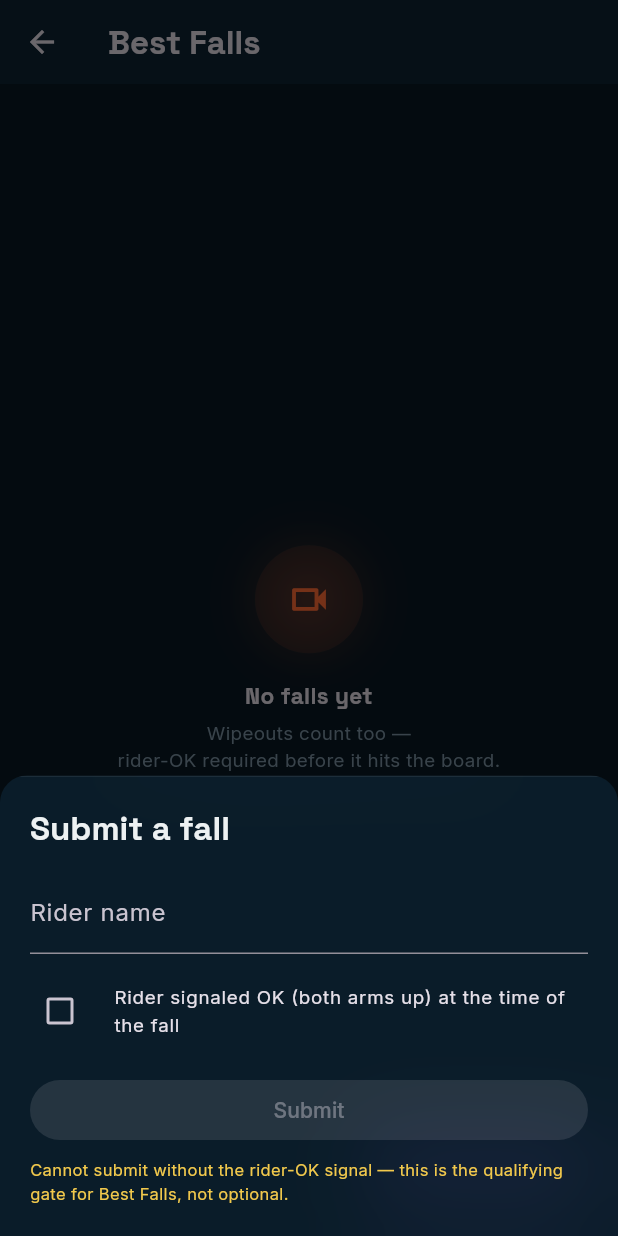
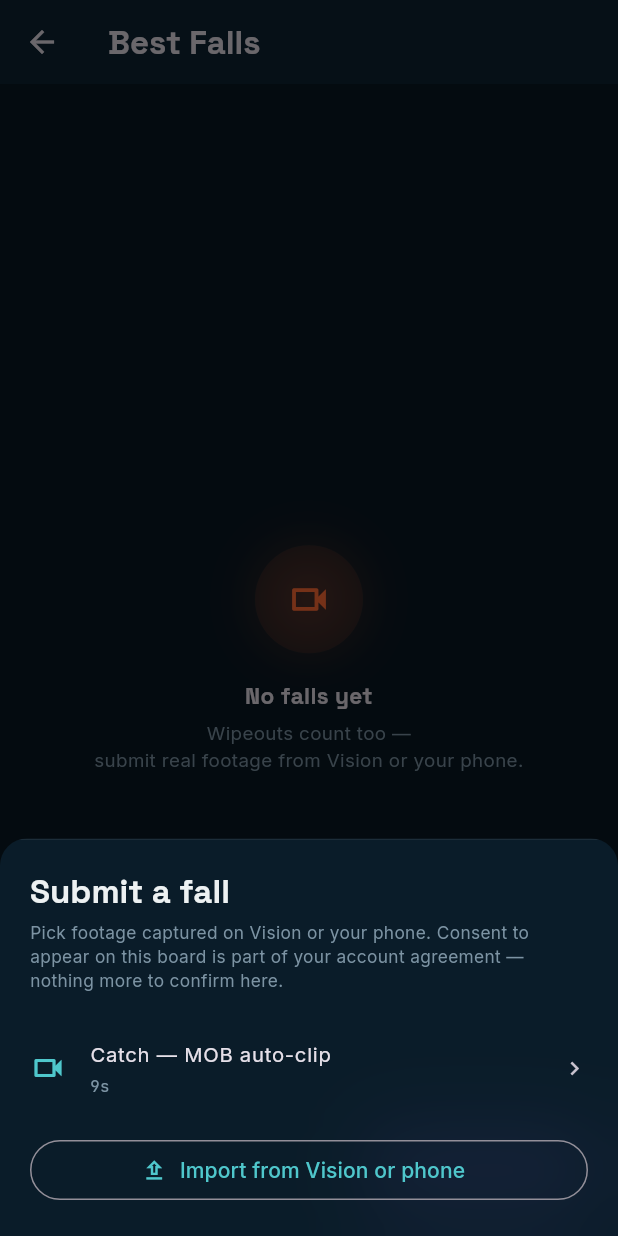
Before and after one commit to Bleebitz/binnacle-connect-app, a Flutter app: the BestFallsScreen screen opened directly with empty values, after a tap on "Submit a fall", on a phone screen of 412 x 824 dp. Run offline on Flutter 3.47's test engine with Material 3 defaults, Android fonts, the phone set to English and light mode, and no system bars; our stand-ins replace google_fonts.

Commit message:
Replace Best Falls' checkbox self-report with real-footage submission
Submission used to be a free-typed rider name plus a self-ticked "rider
signaled OK (both arms up)" checkbox — anyone could claim anything with no
connection to what actually happened on the water, and it duplicated
consent that has no business being re-asked per submission.

Submission is now picking real captured footage: an existing ClipKind.fall
clip already in the Library, or "Import from Vision or phone" for footage
that isn't there yet (ClipRepository.importFallClip(), the same demo-only
device/gallery stand-in pattern as addFromCapture). Tapping a clip submits
immediately — no separate form, since consent to appear on this board now
lives in the account-level user agreement made at sign-up, not re-litigated
per submission.

FallEntry's riderOkSignaled boolean is replaced with sourceClipId — an
entry structurally cannot exist without a real clip behind it
(MissingSourceClip is the new backstop exception, same role as the old
MissingRiderOkSignal). The board now shows "Verified capture · <clip
title>" so entries trace back to real footage, and the rider name comes
from the clip's actual riderId rather than a typed string.

Co-Authored-By: Claude Sonnet 5 <noreply@anthropic.com>

```diff
--- a/flutter_app/lib/core/models/fall_entry.dart
+++ b/flutter_app/lib/core/models/fall_entry.dart
@@ -1,22 +1,25 @@
 // Best Falls leaderboard. Community-scored, with a real safety rule this
 // model enforces structurally rather than just documenting:
 //
-//   "Any clip showing a fall that caused injury, or where the rider did not
-//    signal OK, is removed. The both-arms-up 'rider OK' hand signal is the
-//    qualifying gate."
+//   "Any clip showing a fall that caused injury is removed."
 //
-// Two separate mechanisms, matching the two clauses above:
-//   1. QUALIFYING GATE, at submission. FallRepository.submit() REJECTS an
-//      entry outright if riderOkSignaled is false — it never enters the
-//      list at all. This mirrors how King of Wake's entry sheet disables
-//      Submit until a speed lands in a valid class: the invalid case can't
-//      be constructed in the first place, not merely hidden in the UI.
-//   2. POST-HOC REMOVAL, for a genuine injury discovered later. Modeled as
-//      a soft-remove (injuryFlagged = true), not a hard delete — consistent
-//      with the evidence-continuity discipline used throughout this project
-//      (nothing gets silently deleted; a removed entry stays visible as
-//      removed, with the reason, rather than vanishing). Flagged entries
-//      are excluded from the ranked board and shown separately.
+// This used to also gate submission on a second, in-app "rider signaled OK
+// (both arms up)" checkbox the SUBMITTER manually ticked next to a
+// free-typed rider name — i.e. anyone could claim anything, with no
+// connection to what actually happened on the water, and it duplicated
+// consent that belongs at account creation, not re-litigated per
+// submission. Fixed per product direction: submission now requires a real
+// captured clip (Vision or phone — see sourceClipId), and consent to
+// appear on this board lives in the account-level user agreement made at
+// sign-up (see the consent design doc in Drive), not an in-app checkbox.
+//
+// The safety mechanism that remains:
+//   POST-HOC REMOVAL, for a genuine injury discovered later. Modeled as a
+//   soft-remove (injuryFlagged = true), not a hard delete — consistent
+//   with the evidence-continuity discipline used throughout this project
+//   (nothing gets silently deleted; a removed entry stays visible as
+//   removed, with the reason, rather than vanishing). Flagged entries are
+//   excluded from the ranked board and shown separately.
 
 import 'package:flutter/foundation.dart';
 
@@ -24,7 +27,7 @@ class FallEntry {
   final String id;
   final String riderId;
   final String riderName;
-  final bool riderOkSignaled; // the qualifying gate itself
+  final String sourceClipId; // the real captured footage this entry is built from
   final int fireVotes;
   final int stokeVotes;
   final bool injuryFlagged;
@@ -34,7 +37,7 @@ class FallEntry {
     required this.id,
     required this.riderId,
     required this.riderName,
-    required this.riderOkSignaled,
+    required this.sourceClipId,
     this.fireVotes = 0,
     this.stokeVotes = 0,
     this.injuryFlagged = false,
@@ -45,7 +48,7 @@ class FallEntry {
 
   FallEntry copyWith({int? fireVotes, int? stokeVotes, bool? injuryFlagged}) => FallEntry(
         id: id, riderId: riderId, riderName: riderName,
-        riderOkSignaled: riderOkSignaled,
+        sourceClipId: sourceClipId,
         fireVotes: fireVotes ?? this.fireVotes,
         stokeVotes: stokeVotes ?? this.stokeVotes,
         injuryFlagged: injuryFlagged ?? this.injuryFlagged,
@@ -53,15 +56,16 @@ class FallEntry {
       );
 }
 
-/// Thrown when submit() is called for an entry that never had the rider-OK
-/// signal. The caller should not be able to reach this in normal UI flow —
-/// the entry sheet disables submission until the signal is confirmed — but
-/// the repository refuses it independently, the same "don't rely on the UI
-/// alone" discipline used for role enforcement in control_channel_service.
-class MissingRiderOkSignal implements Exception {
+/// Thrown when submit() is called for an entry with no real source clip.
+/// The caller should not be able to reach this in normal UI flow — the
+/// entry sheet only ever offers real clips to pick from, or a fresh import
+/// — but the repository refuses it independently, the same "don't rely on
+/// the UI alone" discipline used for role enforcement in
+/// control_channel_service.
+class MissingSourceClip implements Exception {
   @override
-  String toString() => 'MissingRiderOkSignal: cannot submit a Best Falls '
-      'entry without the rider-OK hand signal confirmed at capture.';
+  String toString() => 'MissingSourceClip: cannot submit a Best Falls entry '
+      'without a real captured clip (Vision or phone) behind it.';
 }
 
 class FallRepository extends ChangeNotifier {
@@ -69,8 +73,8 @@ class FallRepository extends ChangeNotifier {
   List<FallEntry> get entries => List.unmodifiable(_entries);
 
   void submit(FallEntry e) {
-    if (!e.riderOkSignaled) {
-      throw MissingRiderOkSignal();
+    if (e.sourceClipId.isEmpty) {
+      throw MissingSourceClip();
     }
     _entries.add(e);
     notifyListeners();
--- a/flutter_app/lib/ui/screens/best_falls_screen.dart
+++ b/flutter_app/lib/ui/screens/best_falls_screen.dart
@@ -1,14 +1,16 @@
 import 'package:flutter/material.dart';
+import 'package:provider/provider.dart';
+import '../../core/models/clip.dart' show Clip, ClipKind;
 import '../../core/models/fall_entry.dart';
 import '../theme/binnacle_theme.dart';
 import '../widgets/empty_state.dart';
 import '../widgets/glass_sheet.dart';
+import 'library_screen.dart' show ClipRepository;
 
-/// Best Falls. Two-part safety rule enforced by fall_entry.dart's
-/// FallRepository, not just by this UI — see that file's module comment.
-/// This screen's job is to make both parts visible: the entry sheet cannot
-/// be submitted without the rider-OK checkbox, and removed-for-injury
-/// entries stay visible in their own section rather than disappearing.
+/// Best Falls. Submission requires a real captured clip (Vision or phone —
+/// see fall_entry.dart's module comment for why the old free-typed-name-
+/// plus-checkbox flow is gone), and removed-for-injury entries stay visible
+/// in their own section rather than disappearing.
 class BestFallsScreen extends StatefulWidget {
   final FallRepository repository;
   const BestFallsScreen({super.key, required this.repository});
@@ -20,6 +22,14 @@ class BestFallsScreen extends StatefulWidget {
 class _BestFallsScreenState extends State<BestFallsScreen> {
   @override
   Widget build(BuildContext context) {
+    final clips = context.watch<ClipRepository>().clips;
+    String? clipTitle(String clipId) {
+      for (final c in clips) {
+        if (c.id == clipId) return c.title;
+      }
+      return null; // the source clip was deleted from the Library — entry still stands
+    }
+
     return AnimatedBuilder(
       animation: widget.repository,
       builder: (context, _) {
@@ -34,6 +44,7 @@ class _BestFallsScreenState extends State<BestFallsScreen> {
                   children: [
                     ...ranked.map((e) => _FallCard(
                           entry: e,
+                          sourceClipTitle: clipTitle(e.sourceClipId),
                           onVote: (fire, stoke) =>
                               widget.repository.vote(e.id, fire: fire, stoke: stoke),
                           onReportInjury: () => _confirmReportInjury(context, e.id),
@@ -44,7 +55,12 @@ class _BestFallsScreenState extends State<BestFallsScreen> {
                         child: Text('REMOVED — INJURY REPORTED',
                             style: TextStyle(color: BinnacleColors.orange, fontSize: 11)),
                       ),
-                      ...removed.map((e) => _FallCard(entry: e, onVote: null, onReportInjury: null)),
+                      ...removed.map((e) => _FallCard(
+                            entry: e,
+                            sourceClipTitle: clipTitle(e.sourceClipId),
+                            onVote: null,
+                            onReportInjury: null,
+                          )),
                     ],
                   ],
                 ),
@@ -92,9 +108,15 @@ class _BestFallsScreenState extends State<BestFallsScreen> {
 
 class _FallCard extends StatelessWidget {
   final FallEntry entry;
+  final String? sourceClipTitle;
   final void Function(bool fire, bool stoke)? onVote;
   final VoidCallback? onReportInjury;
-  const _FallCard({required this.entry, required this.onVote, required this.onReportInjury});
+  const _FallCard({
+    required this.entry,
+    required this.sourceClipTitle,
+    required this.onVote,
+    required this.onReportInjury,
+  });
 
   @override
   Widget build(BuildContext context) {
@@ -113,9 +135,15 @@ class _FallCard extends StatelessWidget {
             children: [
               Text(entry.riderName, style: Theme.of(context).textTheme.titleMedium),
               Row(children: [
-                const Icon(Icons.check_circle_outline, size: 12, color: BinnacleColors.tealBright),
+                const Icon(Icons.videocam_outlined, size: 12, color: BinnacleColors.tealBright),
                 const SizedBox(width: 4),
-                Text('Rider OK signaled', style: BinnacleTheme.mono(size: 10, color: BinnacleColors.tealBright)),
+                Expanded(
+                  child: Text(
+                    sourceClipTitle == null ? 'Verified capture' : 'Verified capture · $sourceClipTitle',
+                    style: BinnacleTheme.mono(size: 10, color: BinnacleColors.tealBright),
+                    overflow: TextOverflow.ellipsis,
+                  ),
+                ),
               ]),
             ],
           ),
@@ -155,26 +183,19 @@ class _VoteBtn extends StatelessWidget {
       );
 }
 
-class _EntrySheet extends StatefulWidget {
+/// Submission is picking real footage, not filling out a form: a free-typed
+/// rider name plus a self-ticked "rider signaled OK" checkbox let anyone
+/// claim anything with no connection to what actually happened on the
+/// water. Consent to appear on this board is part of the account-level
+/// user agreement made at sign-up — nothing to re-confirm here.
+class _EntrySheet extends StatelessWidget {
   final FallRepository repository;
   const _EntrySheet({required this.repository});
 
   @override
-  State<_EntrySheet> createState() => _EntrySheetState();
-}
+  Widget build(BuildContext context) {
+    final clips = context.watch<ClipRepository>().clips.where((c) => c.kind == ClipKind.fall).toList();
 
-class _EntrySheetState extends State<_EntrySheet> {
-  final _name = TextEditingController();
-  bool _riderOk = false;
-
-  @override
-  void dispose() {
-    _name.dispose();
-    super.dispose();
-  }
-
-  @override
-  Widget build(BuildContext context) {
     return Padding(
       padding: EdgeInsets.only(
           left: 20, right: 20, top: 20, bottom: MediaQuery.of(context).viewInsets.bottom + 20),
@@ -183,71 +204,70 @@ class _EntrySheetState extends State<_EntrySheet> {
         crossAxisAlignment: CrossAxisAlignment.start,
         children: [
           Text('Submit a fall', style: Theme.of(context).textTheme.titleLarge),
+          const SizedBox(height: 6),
+          Text(
+            'Pick footage captured on Vision or your phone. Consent to appear '
+            'on this board is part of your account agreement — nothing more '
+            'to confirm here.',
+            style: TextStyle(color: BinnacleColors.slate, fontSize: 11.5, height: 1.4),
+          ),
           const SizedBox(height: 14),
-          TextField(controller: _name, decoration: const InputDecoration(labelText: 'Rider name')),
-          const SizedBox(height: 10),
-          // The safety gate. Unticking this must be the ONLY way this entry
-          // is missing riderOkSignaled — there is no other path to Submit.
-          CheckboxListTile(
-            contentPadding: EdgeInsets.zero,
-            controlAffinity: ListTileControlAffinity.leading,
-            value: _riderOk,
-            // setState here is what makes the Submit button below actually
-            // react to the checkbox — the exact bug class caught and fixed
-            // in Top Tricks' entry sheet, applied here before it could ship
-            // broken a second time.
-            onChanged: (v) => setState(() => _riderOk = v ?? false),
-            title: const Text(
-              'Rider signaled OK (both arms up) at the time of the fall',
-              style: TextStyle(fontSize: 12.5),
+          if (clips.isEmpty)
+            Padding(
+              padding: const EdgeInsets.symmetric(vertical: 8),
+              child: Text('No fall footage in your Library yet.',
+                  style: TextStyle(color: BinnacleColors.slateDim, fontSize: 12)),
+            )
+          else
+            ...clips.map((c) => ListTile(
+                  contentPadding: EdgeInsets.zero,
+                  leading: const Icon(Icons.videocam_outlined, color: BinnacleColors.tealBright),
+                  title: Text(c.title, style: const TextStyle(fontSize: 13.5)),
+                  subtitle: Text('${c.duration.inSeconds}s', style: BinnacleTheme.mono(size: 10.5)),
+                  trailing: const Icon(Icons.chevron_right, size: 18),
+                  onTap: () => _submitFromClip(context, c),
+                )),
+          const SizedBox(height: 8),
+          SizedBox(
+            width: double.infinity,
+            child: OutlinedButton.icon(
+              onPressed: () => _importAndSubmit(context),
+              icon: const Icon(Icons.upload_outlined),
+              label: const Text('Import from Vision or phone'),
             ),
           ),
-          const SizedBox(height: 14),
-          SizedBox(
-            width: double.infinity,
-            child: FilledButton(
-              onPressed: _riderOk ? _submit : null,
-              child: const Text('Submit'),
-            ),
-          ),
-          if (!_riderOk)
-            const Padding(
-              padding: EdgeInsets.only(top: 8),
-              child: Text(
-                'Cannot submit without the rider-OK signal — this is the '
-                'qualifying gate for Best Falls, not optional.',
-                style: TextStyle(color: BinnacleColors.amber, fontSize: 11),
-              ),
-            ),
         ],
       ),
     );
   }
 
-  void _submit() {
-    // The button is disabled unless _riderOk is true, so this branch should
-    // be unreachable with riderOkSignaled false — submit() throws
-    // MissingRiderOkSignal as a backstop regardless, per the "don't rely on
-    // the UI alone" discipline used for role enforcement elsewhere. Caught
-    // here defensively rather than trusted to never happen.
+  void _submitFromClip(BuildContext context, Clip clip) {
+    // sourceClipId is always populated here — submit() throws
+    // MissingSourceClip as a backstop regardless, per the "don't rely on
+    // the UI alone" discipline used for role enforcement elsewhere.
     try {
-      widget.repository.submit(FallEntry(
+      repository.submit(FallEntry(
         id: 'fall-${DateTime.now().millisecondsSinceEpoch}',
-        riderId: 'r0',
-        riderName: _name.text.trim().isEmpty ? 'Unnamed rider' : _name.text.trim(),
-        riderOkSignaled: _riderOk,
+        riderId: clip.riderId,
+        riderName: _displayName(clip.riderId),
+        sourceClipId: clip.id,
         submittedAt: DateTime.now(),
       ));
       Navigator.of(context).pop();
-    } on MissingRiderOkSignal {
-      // Should be unreachable given the disabled-button gate above. If this
-      // ever fires, something upstream broke the gate — fail loudly rather
-      // than silently swallowing it.
+    } on MissingSourceClip {
       ScaffoldMessenger.of(context).showSnackBar(
-        const SnackBar(content: Text('Cannot submit without rider-OK signal.')),
+        const SnackBar(content: Text('Cannot submit without a real captured clip.')),
       );
     }
   }
+
+  void _importAndSubmit(BuildContext context) {
+    final clip = context.read<ClipRepository>().importFallClip();
+    _submitFromClip(context, clip);
+  }
+
+  String _displayName(String riderId) =>
+      riderId.isEmpty ? 'Unknown rider' : riderId[0].toUpperCase() + riderId.substring(1);
 }
 
 class _EmptyState extends StatelessWidget {
@@ -256,7 +276,7 @@ class _EmptyState extends StatelessWidget {
   Widget build(BuildContext context) => const BinnacleEmptyState(
         icon: Icons.videocam_outlined,
         title: 'No falls yet',
-        subtitle: 'Wipeouts count too —\nrider-OK required before it hits the board.',
+        subtitle: 'Wipeouts count too —\nsubmit real footage from Vision or your phone.',
         accent: BinnacleColors.orange,
       );
 }
--- a/flutter_app/lib/ui/screens/compete_hub_screen.dart
+++ b/flutter_app/lib/ui/screens/compete_hub_screen.dart
@@ -32,7 +32,7 @@ class CompeteScreen extends StatelessWidget {
             builder: (_) => TopTricksScreen(repository: context.read<TrickRepository>()))),
       ),
       (
-        'Best Falls', 'Rider-OK required to enter',
+        'Best Falls', 'Submitted from real Vision/phone footage',
         Icons.videocam_outlined,
         () => Navigator.of(context).push(MaterialPageRoute(
             builder: (_) => BestFallsScreen(repository: context.read<FallRepository>()))),
--- a/flutter_app/lib/ui/screens/library_screen.dart
+++ b/flutter_app/lib/ui/screens/library_screen.dart
@@ -101,6 +101,26 @@ class ClipRepository extends ChangeNotifier {
       riderId: 'levi',
       capturedAt: DateTime.now(),
     ));
+  }
+
+  /// Demo-only stand-in for "pick a fall video off Vision's storage or the
+  /// phone's camera roll" — there's no real device/gallery picker
+  /// integration yet. This is deliberately the ONLY way Best Falls gets new
+  /// footage to submit from (besides picking an existing clip already in
+  /// the Library): real evidence, not a typed name and a self-ticked
+  /// checkbox. Returns the created clip so the caller can submit it
+  /// immediately.
+  Clip importFallClip() {
+    final clip = Clip(
+      id: 'import-${_seq++}',
+      title: 'Imported fall clip',
+      duration: const Duration(seconds: 11),
+      kind: ClipKind.fall,
+      riderId: 'levi',
+      capturedAt: DateTime.now(),
+    );
+    add(clip);
+    return clip;
   }
 }
 
```
Also changed, not shown: 1 other file.
